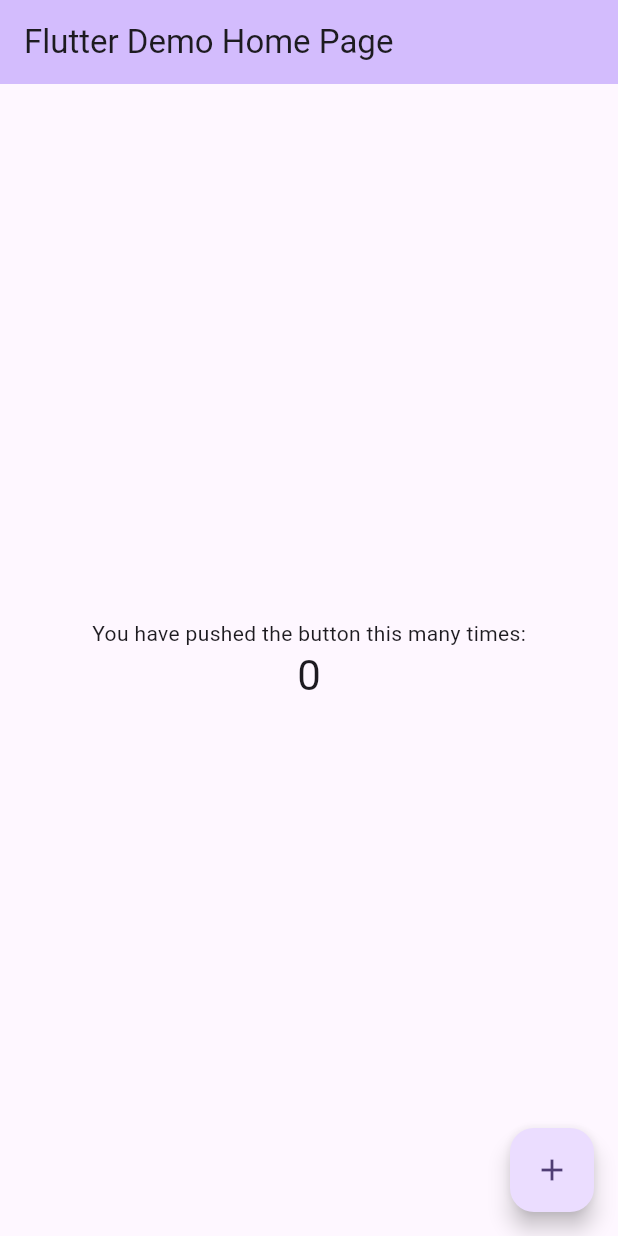
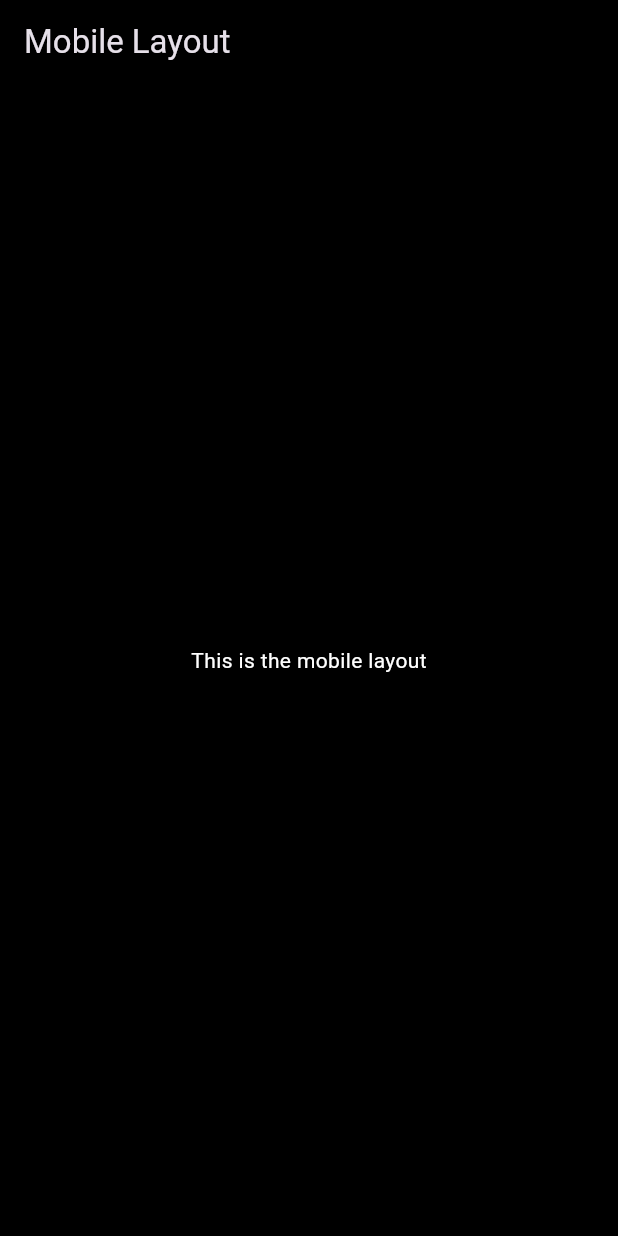
Before and after one commit to hazzemSaid/instgram_clone, a Flutter app: the screen it shows after launch, on a phone screen of 412 x 824 dp. Run offline on Flutter 3.47's test engine with Material 3 defaults, Android fonts, the phone set to English and light mode, and no system bars.

Commit message:
Implement responsive layouts for mobile and web, including color utilities and breakpoints

```diff
--- a/lib/main.dart
+++ b/lib/main.dart
@@ -1,4 +1,10 @@
 import 'package:flutter/material.dart';
+import 'package:instagram_clone/responsive/mobileLayout.dart';
+import 'package:instagram_clone/responsive/responsiveLayout.dart'
+    show Responsivelayout;
+import 'package:instagram_clone/responsive/webLayout.dart';
+
+import './utils/colors.dart';
 
 void main() {
   runApp(const MyApp());
@@ -11,112 +17,16 @@ class MyApp extends StatelessWidget {
   @override
   Widget build(BuildContext context) {
     return MaterialApp(
-      title: 'Flutter Demo',
-      theme: ThemeData(
-        // This is the theme of your application.
-        //
-        // TRY THIS: Try running your application with "flutter run". You'll see
-        // the application has a purple toolbar. Then, without quitting the app,
-        // try changing the seedColor in the colorScheme below to Colors.green
-        // and then invoke "hot reload" (save your changes or press the "hot
-        // reload" button in a Flutter-supported IDE, or press "r" if you used
-        // the command line to start the app).
-        //
-        // Notice that the counter didn't reset back to zero; the application
-        // state is not lost during the reload. To reset the state, use hot
-        // restart instead.
-        //
-        // This works for code too, not just values: Most code changes can be
-        // tested with just a hot reload.
-        colorScheme: ColorScheme.fromSeed(seedColor: Colors.deepPurple),
+      debugShowCheckedModeBanner: false,
+      title: 'Instagram Clone',
+      theme: ThemeData.dark().copyWith(
+        scaffoldBackgroundColor: mobileBackgroundColor,
       ),
-      home: const MyHomePage(title: 'Flutter Demo Home Page'),
+
+      home: Responsivelayout(
+        mobileScreenLayout: const Mobilelayout(),
+        webScreenLayout: const Weblayout(),
+      ),
     );
   }
 }
-
-class MyHomePage extends StatefulWidget {
-  const MyHomePage({super.key, required this.title});
-
-  // This widget is the home page of your application. It is stateful, meaning
-  // that it has a State object (defined below) that contains fields that affect
-  // how it looks.
-
-  // This class is the configuration for the state. It holds the values (in this
-  // case the title) provided by the parent (in this case the App widget) and
-  // used by the build method of the State. Fields in a Widget subclass are
-  // always marked "final".
-
-  final String title;
-
-  @override
-  State<MyHomePage> createState() => _MyHomePageState();
-}
-
-class _MyHomePageState extends State<MyHomePage> {
-  int _counter = 0;
-
-  void _incrementCounter() {
-    setState(() {
-      // This call to setState tells the Flutter framework that something has
-      // changed in this State, which causes it to rerun the build method below
-      // so that the display can reflect the updated values. If we changed
-      // _counter without calling setState(), then the build method would not be
-      // called again, and so nothing would appear to happen.
-      _counter++;
-    });
-  }
-
-  @override
-  Widget build(BuildContext context) {
-    // This method is rerun every time setState is called, for instance as done
-    // by the _incrementCounter method above.
-    //
-    // The Flutter framework has been optimized to make rerunning build methods
-    // fast, so that you can just rebuild anything that needs updating rather
-    // than having to individually change instances of widgets.
-    return Scaffold(
-      appBar: AppBar(
-        // TRY THIS: Try changing the color here to a specific color (to
-        // Colors.amber, perhaps?) and trigger a hot reload to see the AppBar
-        // change color while the other colors stay the same.
-        backgroundColor: Theme.of(context).colorScheme.inversePrimary,
-        // Here we take the value from the MyHomePage object that was created by
-        // the App.build method, and use it to set our appbar title.
-        title: Text(widget.title),
-      ),
-      body: Center(
-        // Center is a layout widget. It takes a single child and positions it
-        // in the middle of the parent.
-        child: Column(
-          // Column is also a layout widget. It takes a list of children and
-          // arranges them vertically. By default, it sizes itself to fit its
-          // children horizontally, and tries to be as tall as its parent.
-          //
-          // Column has various properties to control how it sizes itself and
-          // how it positions its children. Here we use mainAxisAlignment to
-          // center the children vertically; the main axis here is the vertical
-          // axis because Columns are vertical (the cross axis would be
-          // horizontal).
-          //
-          // TRY THIS: Invoke "debug painting" (choose the "Toggle Debug Paint"
-          // action in the IDE, or press "p" in the console), to see the
-          // wireframe for each widget.
-          mainAxisAlignment: MainAxisAlignment.center,
-          children: <Widget>[
-            const Text('You have pushed the button this many times:'),
-            Text(
-              '$_counter',
-              style: Theme.of(context).textTheme.headlineMedium,
-            ),
-          ],
-        ),
-      ),
-      floatingActionButton: FloatingActionButton(
-        onPressed: _incrementCounter,
-        tooltip: 'Increment',
-        child: const Icon(Icons.add),
-      ), // This trailing comma makes auto-formatting nicer for build methods.
-    );
-  }
-}
--- /dev/null
+++ b/lib/responsive/breakpoint.dart
@@ -0,0 +1 @@
+const webBreakpoint = 600;
--- /dev/null
+++ b/lib/responsive/mobileLayout.dart
@@ -0,0 +1,22 @@
+import 'package:flutter/material.dart';
+
+class Mobilelayout extends StatelessWidget {
+  const Mobilelayout({super.key});
+
+  @override
+  Widget build(BuildContext context) {
+    return Scaffold(
+      appBar: AppBar(
+        title: const Text('Mobile Layout'),
+        backgroundColor: Colors.black,
+      ),
+      body: Center(
+        child: const Text(
+          'This is the mobile layout',
+          style: TextStyle(color: Colors.white),
+        ),
+      ),
+      backgroundColor: Colors.black,
+    );
+  }
+}
--- /dev/null
+++ b/lib/responsive/responsiveLayout.dart
@@ -0,0 +1,29 @@
+import 'package:flutter/material.dart';
+import 'package:instagram_clone/responsive/breakpoint.dart';
+
+class Responsivelayout extends StatelessWidget {
+  // ignore: prefer_typing_uninitialized_variables
+  final mobileScreenLayout;
+  // ignore: prefer_typing_uninitialized_variables
+  final webScreenLayout;
+  const Responsivelayout({
+    super.key,
+    required this.mobileScreenLayout,
+    required this.webScreenLayout,
+  });
+
+  @override
+  Widget build(BuildContext context) {
+    return LayoutBuilder(
+      builder: (context, constraints) {
+        if (constraints.maxWidth > webBreakpoint) {
+          // Web layout
+          return webScreenLayout;
+        } else {
+          // Mobile layout
+          return mobileScreenLayout;
+        }
+      },
+    );
+  }
+}
```
Also changed, not shown: lib/responsive/webLayout.dart (added, +22 -0 lines), lib/utils/colors.dart (added, +8 -0 lines).
